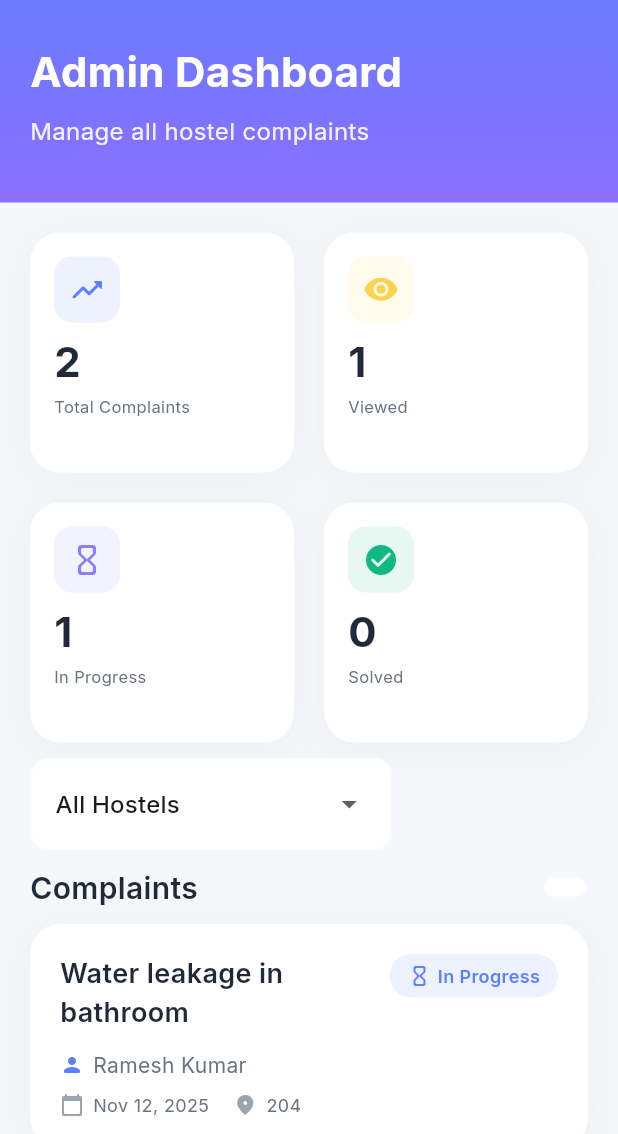
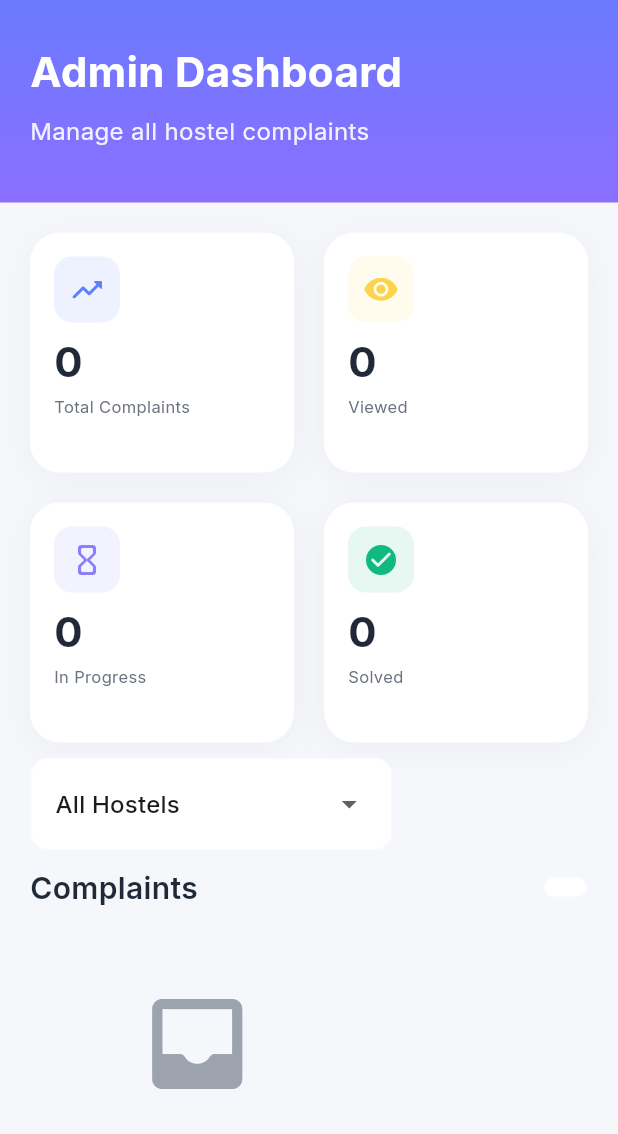
Before and after one commit to rushyendra28/HostelCare, a Flutter app: the AdminDashboardScreen screen opened directly, on a phone screen of 412 x 824 dp, the part 102-1236 px from its top. Run offline on Flutter 3.47's test engine with Material 3 defaults, Android fonts, the light colour scheme and no system bars; our stand-ins replace google_fonts, image_picker, shared_preferences, smooth_page_indicator; accounts and stored records are empty.

Commit message:
minor fixes UI

```diff
--- a/lib/screens/admin/admin_dashboard_screen.dart
+++ b/lib/screens/admin/admin_dashboard_screen.dart
@@ -21,33 +21,33 @@ class _AdminDashboardScreenState extends State<AdminDashboardScreen> {
   String _selectedHostelId = "ALL";
 
   // sample complaints + global
-  final List<Complaint> _sampleComplaints = [
-    Complaint(
-      id: '1',
-      title: 'Water leakage in bathroom',
-      description: 'Bathroom ceiling leaks constantly.',
-      guestName: 'Ramesh Kumar',
-      roomNumber: '204',
-      submittedDate: DateTime(2025, 11, 12, 8, 30),
-      status: ComplaintStatus.inProgress,
-      photoUrl: null,
-      hostelId: "SAMPLE_H1",
-    ),
-    Complaint(
-      id: '2',
-      title: 'AC not working',
-      description: 'The AC is not cooling properly.',
-      guestName: 'Priya Sharma',
-      roomNumber: '301',
-      submittedDate: DateTime(2025, 11, 10, 19, 45),
-      status: ComplaintStatus.viewed,
-      photoUrl: null,
-      hostelId: "SAMPLE_H2",
-    ),
-  ];
+  // final List<Complaint> _sampleComplaints = [
+  //   Complaint(
+  //     id: '1',
+  //     title: 'Water leakage in bathroom',
+  //     description: 'Bathroom ceiling leaks constantly.',
+  //     guestName: 'Ramesh Kumar',
+  //     roomNumber: '204',
+  //     submittedDate: DateTime(2025, 11, 12, 8, 30),
+  //     status: ComplaintStatus.inProgress,
+  //     photoUrl: null,
+  //     hostelId: "SAMPLE_H1",
+  //   ),
+  //   Complaint(
+  //     id: '2',
+  //     title: 'AC not working',
+  //     description: 'The AC is not cooling properly.',
+  //     guestName: 'Priya Sharma',
+  //     roomNumber: '301',
+  //     submittedDate: DateTime(2025, 11, 10, 19, 45),
+  //     status: ComplaintStatus.viewed,
+  //     photoUrl: null,
+  //     hostelId: "SAMPLE_H2",
+  //   ),
+  // ];
 
   List<Complaint> get _allComplaints => [
-    ..._sampleComplaints,
+    // ..._sampleComplaints,
     ...globalComplaints,
   ];
 
--- a/lib/screens/admin/admin_login_screen.dart
+++ b/lib/screens/admin/admin_login_screen.dart
@@ -220,19 +220,19 @@ class _AdminLoginScreenState extends State<AdminLoginScreen> {
 
                       const SizedBox(height: 12),
 
-                      Align(
-                        alignment: Alignment.centerRight,
-                        child: TextButton(
-                          onPressed: () {},
-                          child: Text(
-                            'Forgot Password?',
-                            style: AppStyles.body2.copyWith(
-                              color: AppColors.primaryBlue,
-                              fontWeight: FontWeight.w600,
-                            ),
-                          ),
-                        ),
-                      ),
+                      // Align(
+                      //   alignment: Alignment.centerRight,
+                      //   child: TextButton(
+                      //     onPressed: () {},
+                      //     child: Text(
+                      //       'Forgot Password?',
+                      //       style: AppStyles.body2.copyWith(
+                      //         color: AppColors.primaryBlue,
+                      //         fontWeight: FontWeight.w600,
+                      //       ),
+                      //     ),
+                      //   ),
+                      // ),
                     ],
                   ),
                 ),
```
